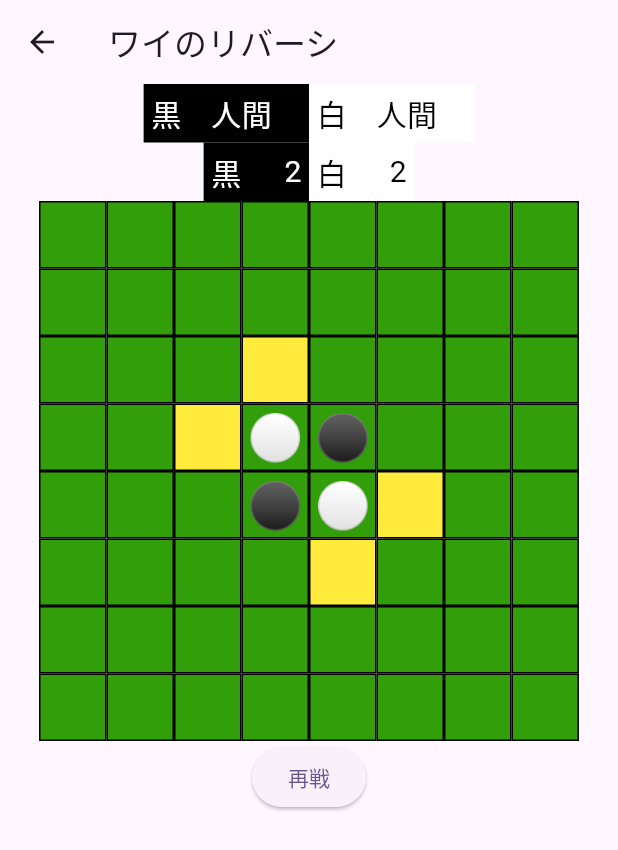
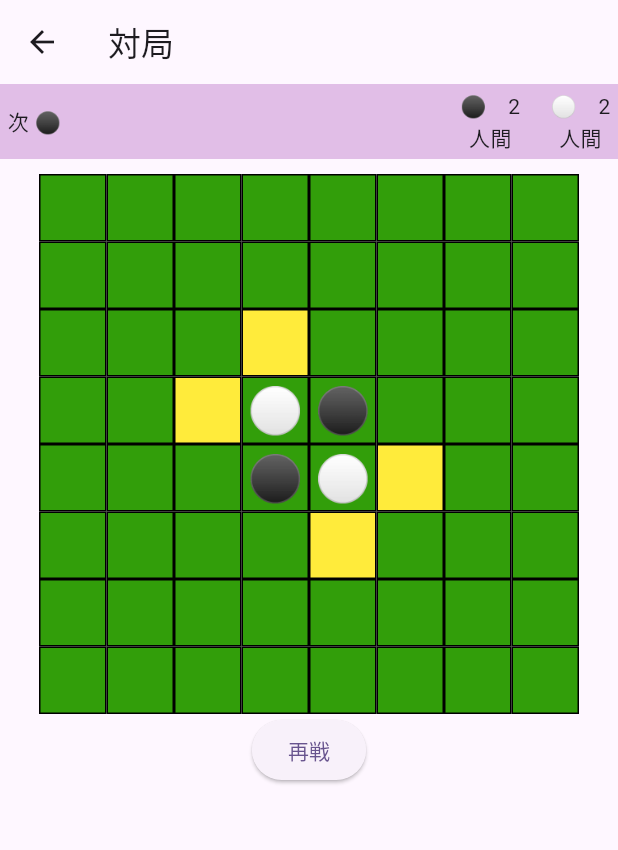
Before and after one commit to webarata3/flutter_reversi, a Flutter app: the screen it shows after launch, after a tap on "対局開始", on a phone screen of 412 x 824 dp. Shown: the top 850 px of the screen. Run offline on Flutter 3.47's test engine with Material 2 defaults, Android fonts, the light colour scheme and no system bars.

Commit message:
状況を正確に表示

```diff
--- a/lib/view/main_view.dart
+++ b/lib/view/main_view.dart
@@ -67,129 +67,85 @@ class _MainState extends State<MainPage> {
     }
   }
 
+  Text _getNext() {
+    return switch (_board.boardState) {
+      BoardState.pending =>
+        _board.nextStone == Stone.black ? const Text('次 ⚫') : const Text('次 ⚪'),
+      BoardState.winBlack => const Text('⚫の勝ち'),
+      BoardState.winWhite => const Text('⚪の勝ち'),
+      BoardState.draw => const Text('引き分け'),
+    };
+  }
+
   @override
   Widget build(BuildContext context) {
     WidgetsBinding.instance.addPostFrameCallback((_) => pointing());
     return Scaffold(
       appBar: AppBar(
-        title: const Text('ワイのリバーシ'),
+        title: const Text('対局'),
       ),
       body: Column(
         children: [
           Row(
             mainAxisAlignment: MainAxisAlignment.center,
             children: [
-              Container(
-                padding: const EdgeInsets.all(5.0),
-                color: Colors.black,
-                child: Row(
-                  children: [
-                    const Text(
-                      '黒',
-                      style: TextStyle(
-                        color: Colors.white,
-                        fontSize: 20,
-                      ),
-                    ),
-                    Container(
-                      width: 80,
-                      alignment: Alignment.center,
-                      child: Text(
-                        widget.player1.label,
-                        style: const TextStyle(
-                          color: Colors.white,
-                          fontSize: 20,
+              Expanded(
+                child: Container(
+                  color: Colors.purple[100],
+                  child: Row(
+                    children: [
+                      Expanded(
+                        child: Padding(
+                          padding: const EdgeInsets.all(5.0),
+                          child: _getNext(),
                         ),
                       ),
-                    ),
-                  ],
-                ),
-              ),
-              Container(
-                padding: const EdgeInsets.all(5.0),
-                color: Colors.white,
-                child: Row(
-                  children: [
-                    const Text(
-                      '白',
-                      style: TextStyle(
-                        color: Colors.black,
-                        fontSize: 20,
-                      ),
-                    ),
-                    Container(
-                      width: 80,
-                      alignment: Alignment.center,
-                      child: Text(
-                        widget.player2.label,
-                        style: const TextStyle(
-                          color: Colors.black,
-                          fontSize: 20,
+                      Padding(
+                        padding: const EdgeInsets.all(5.0),
+                        child: Column(
+                          children: [
+                            Row(
+                              mainAxisAlignment: MainAxisAlignment.spaceBetween,
+                              children: [
+                                const SizedBox(
+                                  width: 32,
+                                  child: Text('⚫'),
+                                ),
+                                Text('${_board.countBlack}'),
+                              ],
+                            ),
+                            Text(widget.player1.label),
+                          ],
                         ),
                       ),
-                    ),
-                  ],
+                      const SizedBox(
+                        width: 10.0,
+                      ),
+                      Padding(
+                        padding: const EdgeInsets.all(5.0),
+                        child: Column(
+                          children: [
+                            Row(
+                              mainAxisAlignment: MainAxisAlignment.spaceBetween,
+                              children: [
+                                const SizedBox(
+                                  width: 32,
+                                  child: Text('⚪'),
+                                ),
+                                Text('${_board.countWhite}'),
+                              ],
+                            ),
+                            Text(widget.player2.label),
+                          ],
+                        ),
+                      ),
+                    ],
+                  ),
                 ),
               ),
             ],
           ),
-          Row(
-            mainAxisAlignment: MainAxisAlignment.center,
-            children: [
-              Container(
-                padding: const EdgeInsets.all(5.0),
-                color: Colors.black,
-                child: Row(
-                  children: [
-                    const Text(
-                      '黒',
-                      style: TextStyle(
-                        color: Colors.white,
-                        fontSize: 20,
-                      ),
-                    ),
-                    Container(
-                      width: 40,
-                      alignment: Alignment.centerRight,
-                      child: Text(
-                        '${_board.countBlack}',
-                        style: const TextStyle(
-                          color: Colors.white,
-                          fontSize: 20,
-                        ),
-                      ),
-                    ),
-                  ],
-                ),
-              ),
-              Container(
-                padding: const EdgeInsets.all(5.0),
-                color: Colors.white,
-                child: Row(
-                  children: [
-                    const Text(
-                      '白',
-                      style: TextStyle(
-                        color: Colors.black,
-                        fontSize: 20,
-                      ),
-                    ),
-                    Container(
-                      width: 40,
-                      alignment: Alignment.centerRight,
-                      child: Text(
-                        '${_board.countWhite}',
-                        style: const TextStyle(
-                          color: Colors.black,
-                          fontSize: 20,
-                        ),
-                      ),
-                    ),
-                  ],
-                ),
-              ),
-            ],
-          ),
+          const SizedBox(height: 10),
           Column(
             children: [
               for (var y = 0; y < Board.boardHeight; y++)
```
